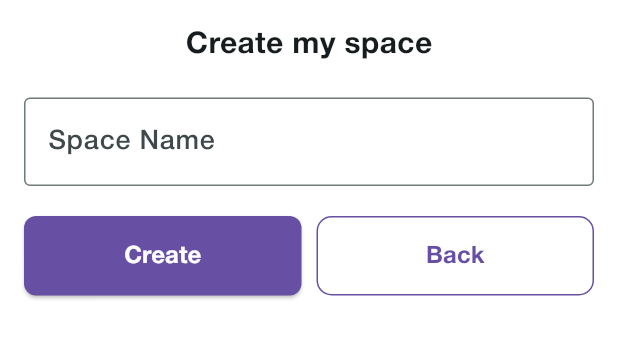
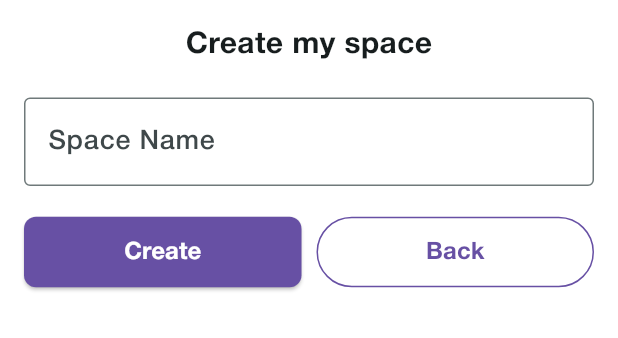
Before and after one commit to jharodiv/Accessability, a Flutter app: the CreateSpaceWidget widget shown alone on an empty page, opened directly with empty values, on a phone screen of 412 x 824 dp. Shown: the top 338 px of the screen. Run offline on Flutter 3.47's test engine with Material 3 defaults, Android fonts, the phone set to English and light mode, and no system bars; our stand-ins replace animated_splash_screen, bloc, cloud_firestore, device_info_plus, emoji_picker_flutter, equatable and 17 more; missing offline and left inert: flutter_background_service, flutter_background_service_android, tutorial_coach_mark; accounts and stored records are empty; project files that could hold a hidden picture were left out.

Commit message:
textfield overflow in create space and join space widget fixed

```diff
--- a/frontend/lib/accessability/presentation/widgets/bottomSheetWidgets/create_space_widget.dart
+++ b/frontend/lib/accessability/presentation/widgets/bottomSheetWidgets/create_space_widget.dart
@@ -17,18 +17,16 @@ class CreateSpaceWidget extends StatelessWidget {
     return Padding(
       padding: const EdgeInsets.all(16),
       child: Column(
+        mainAxisSize: MainAxisSize.min,
         children: [
-          // Header row with centered title
-          const Column(
-            mainAxisAlignment: MainAxisAlignment.center,
-            children: [
-              Text(
-                'Create my space',
-                style: TextStyle(fontSize: 20, fontWeight: FontWeight.bold),
-              ),
-            ],
+          // Header
+          const Text(
+            'Create my space',
+            style: TextStyle(fontSize: 20, fontWeight: FontWeight.bold),
+            textAlign: TextAlign.center,
           ),
           const SizedBox(height: 20),
+          // Space Name Input
           TextField(
             controller: spaceNameController,
             decoration: const InputDecoration(
@@ -37,6 +35,7 @@ class CreateSpaceWidget extends StatelessWidget {
             ),
           ),
           const SizedBox(height: 20),
+          // Buttons Row
           Row(
             children: [
               Expanded(
@@ -44,34 +43,30 @@ class CreateSpaceWidget extends StatelessWidget {
                   onPressed: onCreateSpace,
                   style: ElevatedButton.styleFrom(
                     backgroundColor: const Color(0xFF6750A4),
-                    padding: const EdgeInsets.symmetric(
-                      horizontal: 50,
-                      vertical: 15,
+                    padding: const EdgeInsets.symmetric(vertical: 12),
+                  ),
+                  child: const FittedBox(
+                    fit: BoxFit.scaleDown,
+                    child: Text(
+                      'Create',
+                      style: TextStyle(color: Colors.white),
                     ),
-                  ),
-                  child: const Text(
-                    'Create',
-                    style: TextStyle(color: Colors.white),
                   ),
                 ),
               ),
-              const SizedBox(width: 10), // Adds spacing between buttons
+              const SizedBox(width: 10),
               Expanded(
                 child: OutlinedButton(
                   onPressed: onCancel,
                   style: OutlinedButton.styleFrom(
-                    side: const BorderSide(
-                      color: Color(0xFF6750A4),
-                    ),
-                    padding: const EdgeInsets.symmetric(vertical: 15),
-                    shape: RoundedRectangleBorder(
-                      borderRadius: BorderRadius.circular(10),
-                    ),
+                    side: const BorderSide(color: Color(0xFF6750A4)),
+                    padding: const EdgeInsets.symmetric(vertical: 12),
                   ),
-                  child: const Text(
-                    'Back',
-                    style: TextStyle(
-                      color: Color(0xFF6750A4),
+                  child: const FittedBox(
+                    fit: BoxFit.scaleDown,
+                    child: Text(
+                      'Back',
+                      style: TextStyle(color: Color(0xFF6750A4)),
                     ),
                   ),
                 ),
```
Also changed, not shown: frontend/lib/accessability/presentation/widgets/bottomSheetWidgets/join_space_widget.dart (+29 -30 lines).
